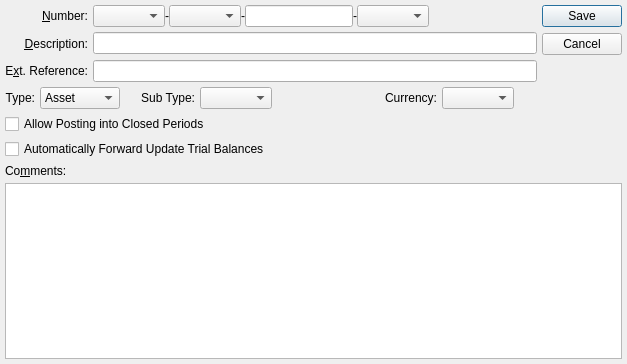
Before: the Qt Designer form xtuple/trunk/guiclient/accountNumber.ui in WooodHead/xtuple, drawn with Qt 5.
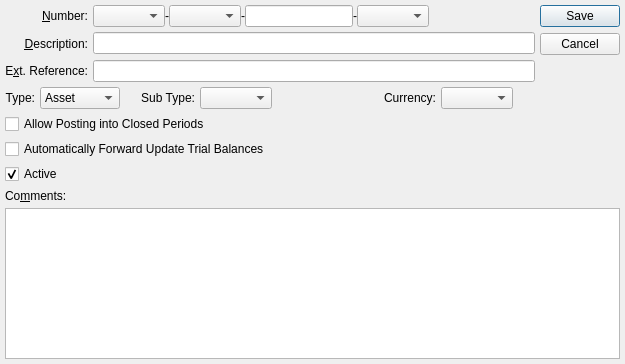
After: the same form once the commit is applied. Custom widgets are drawn as their Qt base class.

Commit message: Issue #13342. Make accounts able to be marked inactive.

Patch:
```diff
--- a/xtuple/trunk/guiclient/accountNumber.ui
+++ b/xtuple/trunk/guiclient/accountNumber.ui
@@ -13,7 +13,7 @@
    <rect>
     <x>0</x>
     <y>0</y>
-    <width>627</width>
+    <width>625</width>
     <height>364</height>
    </rect>
   </property>
@@ -337,7 +337,7 @@
      </property>
     </widget>
    </item>
-   <item row="6" column="0">
+   <item row="7" column="0">
     <widget class="QLabel" name="_commentsLit">
      <property name="text">
       <string>Co&amp;mments:</string>
@@ -347,9 +347,19 @@
      </property>
     </widget>
    </item>
-   <item row="7" column="0" colspan="3">
+   <item row="8" column="0" colspan="3">
     <widget class="QTextEdit" name="_comments"/>
    </item>
+   <item row="6" column="0" colspan="2">
+    <widget class="QCheckBox" name="_active">
+     <property name="text">
+      <string>Active</string>
+     </property>
+     <property name="checked">
+      <bool>true</bool>
+     </property>
+    </widget>
+   </item>
   </layout>
  </widget>
  <layoutdefault spacing="5" margin="5"/>
```
Left out of the diff: 2 changed lines with no effect on the pictures. The commit also changes 5 other files.
